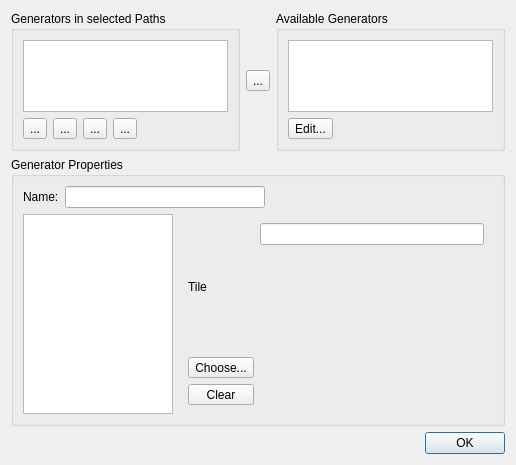
The window that src/tiled/pathpropertiesdialog.ui (timbaker/tiled) describes before a commit, drawn with Qt 5.
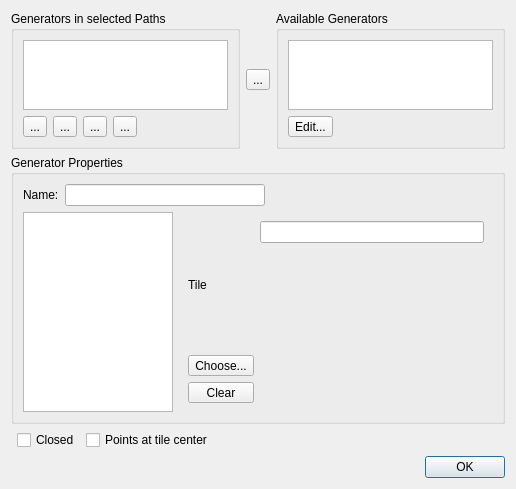
The same window after the commit. Icons and pictures are not drawn.

Commit message:
Allow PathGenerators to draw tiles at an offset from a given Path.
To better support multiple generators per path, a generator can get a new
set of points that is offset from the original path.  The PathStroke class
is based on some work I did with MonkVG.

Also, Path points may be at the center of tiles or between tiles.  This is
needed to support odd-width paths.

Patch:
```diff
--- a/src/tiled/pathpropertiesdialog.ui
+++ b/src/tiled/pathpropertiesdialog.ui
@@ -295,7 +295,7 @@
      </layout>
     </widget>
    </item>
-   <item row="2" column="1">
+   <item row="3" column="1">
     <widget class="QDialogButtonBox" name="buttonBox">
      <property name="orientation">
       <enum>Qt::Horizontal</enum>
@@ -308,6 +308,37 @@
    <item row="2" column="0">
     <layout class="QHBoxLayout" name="undoRedoLayout"/>
    </item>
+   <item row="2" column="1">
+    <layout class="QHBoxLayout" name="horizontalLayout_4">
+     <item>
+      <widget class="QCheckBox" name="closed">
+       <property name="text">
+        <string>Closed</string>
+       </property>
+      </widget>
+     </item>
+     <item>
+      <widget class="QCheckBox" name="centers">
+       <property name="text">
+        <string>Points at tile center</string>
+       </property>
+      </widget>
+     </item>
+     <item>
+      <spacer name="horizontalSpacer">
+       <property name="orientation">
+        <enum>Qt::Horizontal</enum>
+       </property>
+       <property name="sizeHint" stdset="0">
+        <size>
+         <width>40</width>
+         <height>20</height>
+        </size>
+       </property>
+      </spacer>
+     </item>
+    </layout>
+   </item>
   </layout>
  </widget>
  <resources>
```
Left out of the diff: 2 changed lines with no effect on the pictures. The commit also changes 11 other files.
